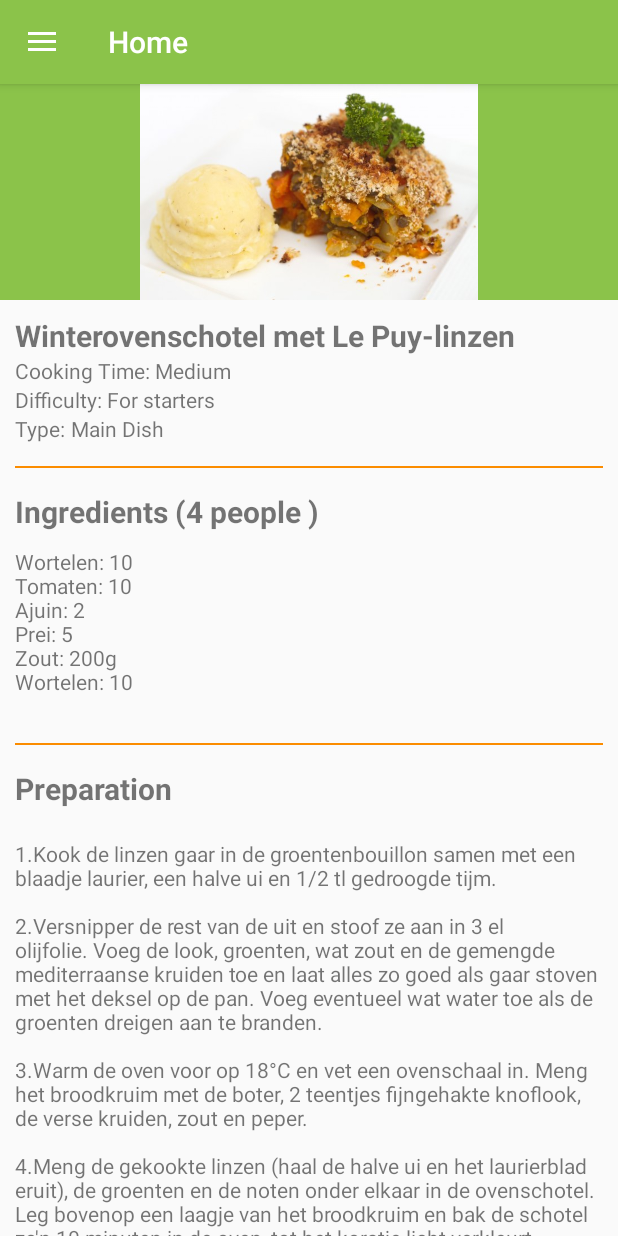
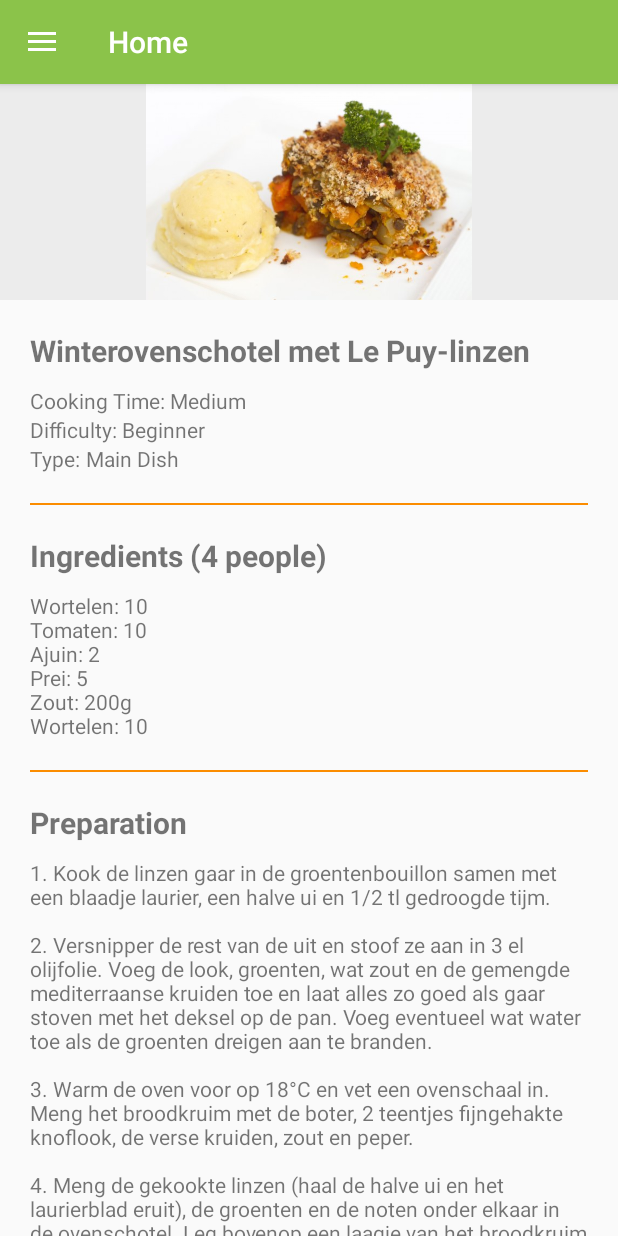
Before and after one commit to YoranRoels/Projecten3_H6, an Android app: the fragment TodayFragment placed in its activity, on a phone screen of 412 x 824 dp. Run offline under Robolectric (Android 15) with nearby library versions, the phone set to English and light mode, and no system bars; our stand-ins replace ButterKnife.

Commit message:
Fix padding. Fix extra enter at the ingredients that was not supposed to be there.

```diff
--- a/Projecten3/EvaAndroid/app/src/main/java/projecten3_h6/evaandroid/Fragments/ShoppinglistFragment.java
+++ b/Projecten3/EvaAndroid/app/src/main/java/projecten3_h6/evaandroid/Fragments/ShoppinglistFragment.java
@@ -101,7 +101,7 @@ public class ShoppinglistFragment extends Fragment {
             // view verversen voor nieuw item te tonen
             initCard();
 
-            Toast.makeText(getActivity(), itemAmount + " has been added to the list", Toast.LENGTH_LONG).show();
+            Toast.makeText(getActivity(), "\"" + itemName + "\"" + " has been added to the list", Toast.LENGTH_LONG).show();
             addShoppingListItemNametxt.setText("");
             addShoppingListItemAmounttxt.setText("");
         }
--- a/Projecten3/EvaAndroid/app/src/main/java/projecten3_h6/evaandroid/Fragments/TodayFragment.java
+++ b/Projecten3/EvaAndroid/app/src/main/java/projecten3_h6/evaandroid/Fragments/TodayFragment.java
@@ -30,7 +30,7 @@ import projecten3_h6.evaandroid.R;
 public class TodayFragment extends Fragment {
 
     @BindView(R.id.todayIngredients)TextView ingredientsView;
-    @BindView(R.id.todayPreperation)TextView preperationView;
+    @BindView(R.id.todayPreparation)TextView preparationView;
     @BindView(R.id.todayImage)ImageView recipeImage;
     @BindView(R.id.todayCookingTime)TextView cookingTime;
     @BindView(R.id.todayDifficulty)TextView difficulty;
@@ -60,27 +60,29 @@ public class TodayFragment extends Fragment {
         ingredients.add(new Ingredient("Wortelen","10"));
 
 
-        dish = new Dish(R.drawable.winterovenschotel,"Winterovenschotel met Le Puy-linzen", CookingTime.MEDIUM, "For starters", TypeDish.MAINDISH,
+        dish = new Dish(R.drawable.winterovenschotel,"Winterovenschotel met Le Puy-linzen", CookingTime.MEDIUM, "Beginner", TypeDish.MAINDISH,
                 ingredients,
-                        "1.Kook de linzen gaar in de groentenbouillon samen met een blaadje laurier," +
+                        "1. Kook de linzen gaar in de groentenbouillon samen met een blaadje laurier," +
                         " een halve ui en 1/2 tl gedroogde tijm.\n" +
                         "\n" +
-                        "2.Versnipper de rest van de uit en stoof ze aan in 3 el olijfolie." +
+                        "2. Versnipper de rest van de uit en stoof ze aan in 3 el olijfolie." +
                         " Voeg de look, groenten, wat zout en de gemengde mediterraanse kruiden toe en laat alles zo goed als gaar stoven" +
                         " met het deksel op de pan. Voeg eventueel wat water toe als de groenten dreigen aan te branden.\n" +
                         "\n" +
-                        "3.Warm de oven voor op 18°C en vet een ovenschaal in. Meng het broodkruim met de boter," +
+                        "3. Warm de oven voor op 18°C en vet een ovenschaal in. Meng het broodkruim met de boter," +
                         " 2 teentjes fijngehakte knoflook, de verse kruiden, zout en peper.\n" +
                         "\n" +
-                        "4.Meng de gekookte linzen (haal de halve ui en het laurierblad eruit)," +
+                        "4. Meng de gekookte linzen (haal de halve ui en het laurierblad eruit)," +
                         " de groenten en de noten onder elkaar in de ovenschotel." +
                         " Leg bovenop een laagje van het broodkruim en bak de schotel zo'n 10 minuten in de oven," +
                         " tot het korstje licht verkleurt.");
 
 
         StringBuilder sb = new StringBuilder();
+        String delim = "";
         for(Ingredient i : dish.getIngredients()){
-            sb.append(i.getName() + ": ").append(i.getAmount()).append("\n");
+            sb.append(delim).append(i.getName() + ": ").append(i.getAmount());
+            delim = "\n";
         }
 
         String typeStr;
@@ -106,7 +108,7 @@ public class TodayFragment extends Fragment {
         type.setText(typeStr);
         cookingTime.setText(time);
         ingredientsView.setText(sb.toString());
-        preperationView.setText(dish.getPreparation());
+        preparationView.setText(dish.getPreparation());
         recipeImage.setImageResource(dish.getImageId());
         difficulty.setText(dish.getDifficulty());
         dishName.setText(dish.getName());
--- a/Projecten3/EvaAndroid/app/src/main/res/layout/fragment_today.xml
+++ b/Projecten3/EvaAndroid/app/src/main/res/layout/fragment_today.xml
@@ -10,19 +10,25 @@
         app:layout_behavior="android.support.design.widget.AppBarLayout$ScrollingViewBehavior">
 
         <LinearLayout
-            android:padding="10dp"
+            android:padding="20dp"
             android:orientation="vertical"
             android:layout_width="match_parent"
             android:layout_height="match_parent">
+
+            <LinearLayout
+                android:orientation="horizontal"
+                android:layout_width="match_parent"
+                android:layout_height="match_parent"
+                android:paddingBottom="10dp">
 
                 <TextView
                     android:id="@+id/todayDishName"
                     android:layout_width="wrap_content"
                     android:layout_height="wrap_content"
-                android:text="Linzen"
-                android:textSize="20dp"
+                    android:textSize="20sp"
                     android:textStyle="bold"
                     />
+            </LinearLayout>
 
 
             <LinearLayout
@@ -40,7 +46,6 @@
                     android:id="@+id/todayCookingTime"
                     android:layout_width="wrap_content"
                     android:layout_height="wrap_content"
-                    android:text="Long"
                     />
 
             </LinearLayout>
@@ -60,7 +65,6 @@
                     android:id="@+id/todayDifficulty"
                     android:layout_width="wrap_content"
                     android:layout_height="wrap_content"
-                    android:text="for beginners"
                     />
 
             </LinearLayout>
@@ -68,8 +72,7 @@
             <LinearLayout
                 android:orientation="horizontal"
                 android:layout_width="match_parent"
-                android:layout_height="match_parent"
-                android:paddingBottom="15dp">
+                android:layout_height="match_parent">
 
                 <TextView
                     android:layout_width="wrap_content"
@@ -81,7 +84,6 @@
                     android:id="@+id/todayType"
                     android:layout_width="wrap_content"
                     android:layout_height="wrap_content"
-                    android:text="Main Dish"
                     />
 
             </LinearLayout>
@@ -89,10 +91,11 @@
             <View
                 android:layout_width="match_parent"
                 android:layout_height="1dp"
-                android:background="@color/colorAccent" />
+                android:background="@color/colorAccent"
+                android:layout_marginTop="20dp"
+                android:layout_marginBottom="20dp"/>
 
             <LinearLayout
-                android:paddingTop="15dp"
                 android:orientation="horizontal"
                 android:layout_width="match_parent"
                 android:layout_height="match_parent"
@@ -101,8 +104,8 @@
                 <TextView
                     android:layout_width="wrap_content"
                     android:layout_height="wrap_content"
-                    android:text="Ingredients (4 people )"
-                    android:textSize="20dp"
+                    android:text="Ingredients (4 people)"
+                    android:textSize="20sp"
                     android:textStyle="bold"
                     />
 
@@ -111,35 +114,33 @@
             <LinearLayout
                 android:orientation="horizontal"
                 android:layout_width="match_parent"
-                android:layout_height="match_parent"
-                android:paddingBottom="15dp">
+                android:layout_height="match_parent">
 
                 <TextView
                     android:id="@+id/todayIngredients"
                     android:layout_width="wrap_content"
-                    android:layout_height="wrap_content">
-
-                </TextView>
+                    android:layout_height="wrap_content"/>
 
             </LinearLayout>
 
             <View
                 android:layout_width="match_parent"
                 android:layout_height="1dp"
-                android:background="@color/colorAccent" />
+                android:background="@color/colorAccent"
+                android:layout_marginTop="20dp"
+                android:layout_marginBottom="20dp"/>
 
             <LinearLayout
-                android:paddingTop="15dp"
                 android:orientation="horizontal"
                 android:layout_width="match_parent"
                 android:layout_height="match_parent"
-                android:paddingBottom="20dp">
+                android:paddingBottom="10dp">
 
                 <TextView
                     android:layout_width="wrap_content"
                     android:layout_height="wrap_content"
                     android:text="Preparation"
-                    android:textSize="20dp"
+                    android:textSize="20sp"
                     android:textStyle="bold"
                     />
 
@@ -148,11 +149,10 @@
             <LinearLayout
                 android:orientation="horizontal"
                 android:layout_width="match_parent"
-                android:layout_height="match_parent"
-                android:paddingBottom="20dp">
+                android:layout_height="match_parent">
 
                 <TextView
-                    android:id="@+id/todayPreperation"
+                    android:id="@+id/todayPreparation"
                     android:layout_width="wrap_content"
                     android:layout_height="wrap_content">
 
@@ -168,13 +168,13 @@
         android:layout_width="match_parent"
         android:layout_height="200dp"
         android:fitsSystemWindows="true"
-        android:paddingTop="50dp"
+        android:paddingTop="55dp"
         app:expanded="true">
 
         <android.support.design.widget.CollapsingToolbarLayout
             android:layout_width="match_parent"
             android:layout_height="match_parent"
-            app:contentScrim="?attr/colorPrimary"
+            android:background="@color/grayBorder"
             app:layout_scrollFlags="scroll|enterAlways|enterAlwaysCollapsed"
             app:layout_scrollInterpolator="@android:anim/decelerate_interpolator"
             app:toolbarId="@+id/todaytoolbar">
```
Lines whose indentation alone changed are shown as unchanged.
